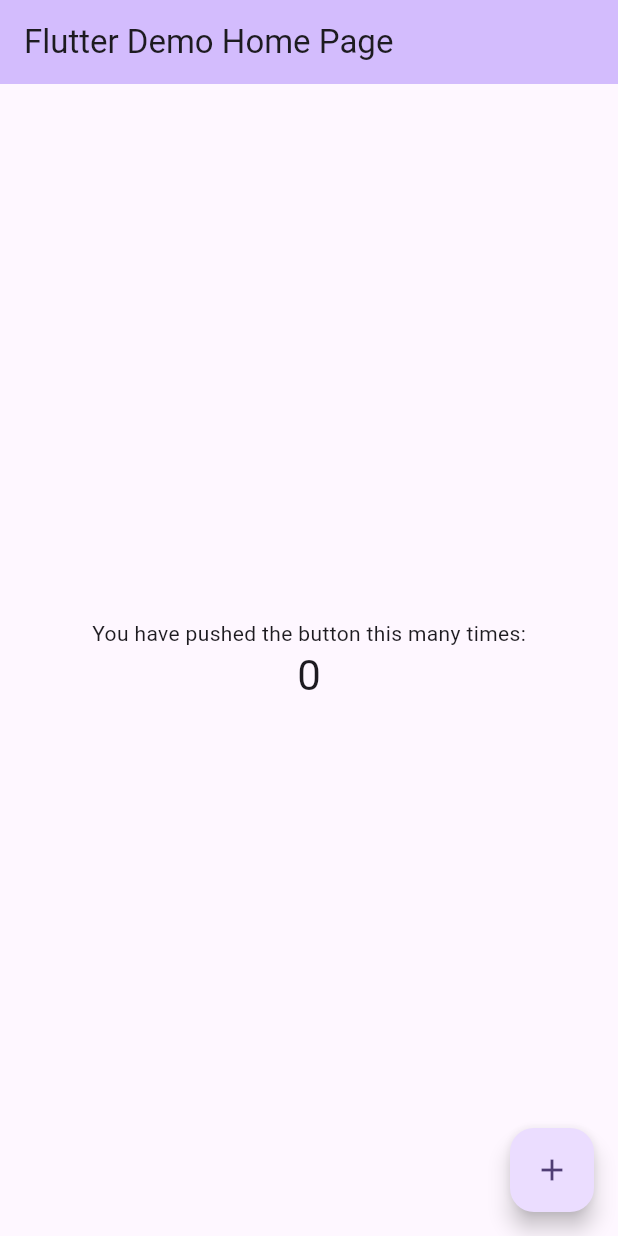
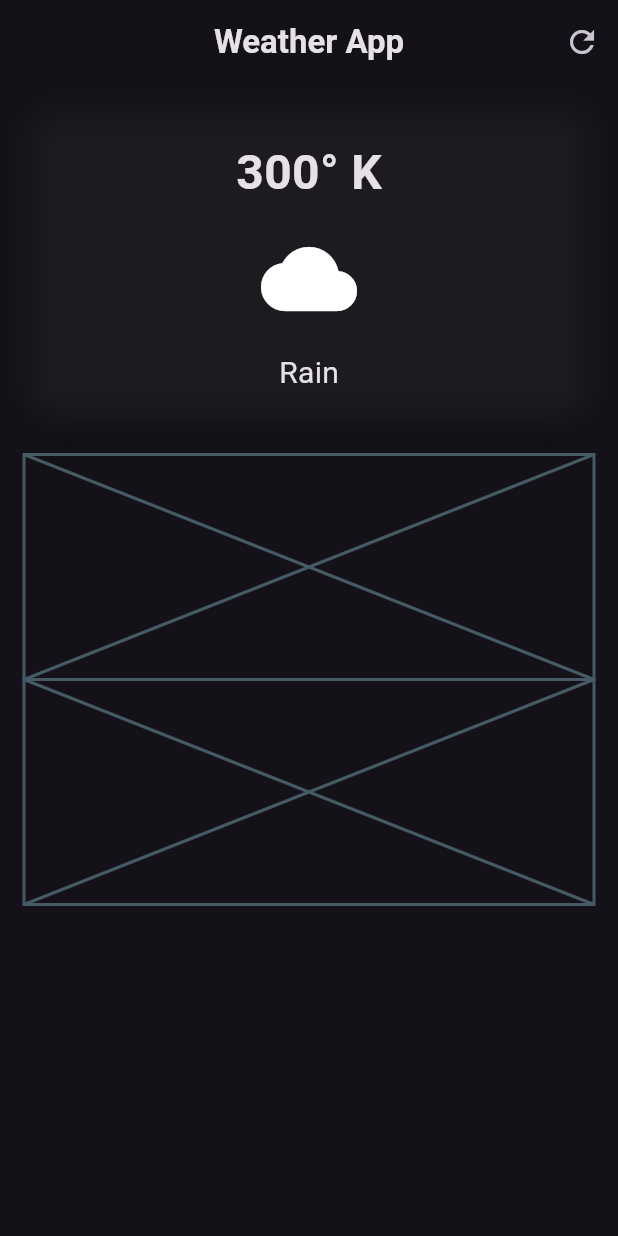
Before and after one commit to abhinav4190/Weather-App, a Flutter app: the screen it shows after launch, on a phone screen of 412 x 824 dp. Run offline on Flutter 3.47's test engine with Material 3 defaults, Android fonts, the phone set to English and light mode, and no system bars.

Commit message:
ui first card created

```diff
--- a/lib/main.dart
+++ b/lib/main.dart
@@ -1,4 +1,5 @@
 import 'package:flutter/material.dart';
+import 'package:weather_app/weather_app.dart';
 
 void main() {
   runApp(const MyApp());
@@ -6,120 +7,12 @@ void main() {
 
 class MyApp extends StatelessWidget {
   const MyApp({super.key});
-
-  // This widget is the root of your application.
   @override
   Widget build(BuildContext context) {
     return MaterialApp(
-      title: 'Flutter Demo',
-      theme: ThemeData(
-        // This is the theme of your application.
-        //
-        // TRY THIS: Try running your application with "flutter run". You'll see
-        // the application has a purple toolbar. Then, without quitting the app,
-        // try changing the seedColor in the colorScheme below to Colors.green
-        // and then invoke "hot reload" (save your changes or press the "hot
-        // reload" button in a Flutter-supported IDE, or press "r" if you used
-        // the command line to start the app).
-        //
-        // Notice that the counter didn't reset back to zero; the application
-        // state is not lost during the reload. To reset the state, use hot
-        // restart instead.
-        //
-        // This works for code too, not just values: Most code changes can be
-        // tested with just a hot reload.
-        colorScheme: ColorScheme.fromSeed(seedColor: Colors.deepPurple),
-        useMaterial3: true,
-      ),
-      home: const MyHomePage(title: 'Flutter Demo Home Page'),
+      theme: ThemeData.dark(useMaterial3: true),
+      debugShowCheckedModeBanner: false,
+      home: const WeatherApp()
     );
   }
 }
-
-class MyHomePage extends StatefulWidget {
-  const MyHomePage({super.key, required this.title});
-
-  // This widget is the home page of your application. It is stateful, meaning
-  // that it has a State object (defined below) that contains fields that affect
-  // how it looks.
-
-  // This class is the configuration for the state. It holds the values (in this
-  // case the title) provided by the parent (in this case the App widget) and
-  // used by the build method of the State. Fields in a Widget subclass are
-  // always marked "final".
-
-  final String title;
-
-  @override
-  State<MyHomePage> createState() => _MyHomePageState();
-}
-
-class _MyHomePageState extends State<MyHomePage> {
-  int _counter = 0;
-
-  void _incrementCounter() {
-    setState(() {
-      // This call to setState tells the Flutter framework that something has
-      // changed in this State, which causes it to rerun the build method below
-      // so that the display can reflect the updated values. If we changed
-      // _counter without calling setState(), then the build method would not be
-      // called again, and so nothing would appear to happen.
-      _counter++;
-    });
-  }
-
-  @override
-  Widget build(BuildContext context) {
-    // This method is rerun every time setState is called, for instance as done
-    // by the _incrementCounter method above.
-    //
-    // The Flutter framework has been optimized to make rerunning build methods
-    // fast, so that you can just rebuild anything that needs updating rather
-    // than having to individually change instances of widgets.
-    return Scaffold(
-      appBar: AppBar(
-        // TRY THIS: Try changing the color here to a specific color (to
-        // Colors.amber, perhaps?) and trigger a hot reload to see the AppBar
-        // change color while the other colors stay the same.
-        backgroundColor: Theme.of(context).colorScheme.inversePrimary,
-        // Here we take the value from the MyHomePage object that was created by
-        // the App.build method, and use it to set our appbar title.
-        title: Text(widget.title),
-      ),
-      body: Center(
-        // Center is a layout widget. It takes a single child and positions it
-        // in the middle of the parent.
-        child: Column(
-          // Column is also a layout widget. It takes a list of children and
-          // arranges them vertically. By default, it sizes itself to fit its
-          // children horizontally, and tries to be as tall as its parent.
-          //
-          // Column has various properties to control how it sizes itself and
-          // how it positions its children. Here we use mainAxisAlignment to
-          // center the children vertically; the main axis here is the vertical
-          // axis because Columns are vertical (the cross axis would be
-          // horizontal).
-          //
-          // TRY THIS: Invoke "debug painting" (choose the "Toggle Debug Paint"
-          // action in the IDE, or press "p" in the console), to see the
-          // wireframe for each widget.
-          mainAxisAlignment: MainAxisAlignment.center,
-          children: <Widget>[
-            const Text(
-              'You have pushed the button this many times:',
-            ),
-            Text(
-              '$_counter',
-              style: Theme.of(context).textTheme.headlineMedium,
-            ),
-          ],
-        ),
-      ),
-      floatingActionButton: FloatingActionButton(
-        onPressed: _incrementCounter,
-        tooltip: 'Increment',
-        child: const Icon(Icons.add),
-      ), // This trailing comma makes auto-formatting nicer for build methods.
-    );
-  }
-}
--- /dev/null
+++ b/lib/weather_app.dart
@@ -0,0 +1,78 @@
+import 'dart:ui';
+
+import 'package:flutter/material.dart';
+import 'package:flutter/widgets.dart';
+
+class WeatherApp extends StatelessWidget {
+  const WeatherApp({super.key});
+  @override
+  Widget build(BuildContext context) {
+    return Scaffold(
+      appBar: AppBar(
+        title: const Text(
+          "Weather App",
+          style: TextStyle(
+            fontWeight: FontWeight.bold,
+          ),
+        ),
+        actions: [
+          IconButton(onPressed: () {}, icon: const Icon(Icons.refresh))
+        ],
+        centerTitle: true,
+      ),
+      body: Padding(
+        padding: const EdgeInsets.all(16),
+        child: Column(
+          children: [
+            SizedBox(
+              width: double.infinity,
+              child: Card(
+                elevation: 10,
+                shape: RoundedRectangleBorder(
+                    borderRadius: BorderRadius.circular(16)),
+                child: BackdropFilter(
+                  filter: ImageFilter.blur(sigmaX: 10, sigmaY: 10),
+                  child: const Padding(
+                    padding: EdgeInsets.all(16),
+                    child: Column(
+                      children: [
+                        Text(
+                          "300° K",
+                          style: TextStyle(
+                              fontSize: 32, fontWeight: FontWeight.bold),
+                        ),
+                        SizedBox(
+                          height: 16,
+                        ),
+                        Icon(
+                          Icons.cloud,
+                          size: 64,
+                        ),
+                        SizedBox(
+                          height: 16,
+                        ),
+                        Text(
+                          "Rain",
+                          style: TextStyle(fontSize: 20),
+                        )
+                      ],
+                    ),
+                  ),
+                ),
+              ),
+            ),
+            SizedBox(
+              height: 20,
+            ),
+            Placeholder(
+              fallbackHeight: 150,
+            ),
+            Placeholder(
+              fallbackHeight: 150,
+            ),
+          ],
+        ),
+      ),
+    );
+  }
+}
```
